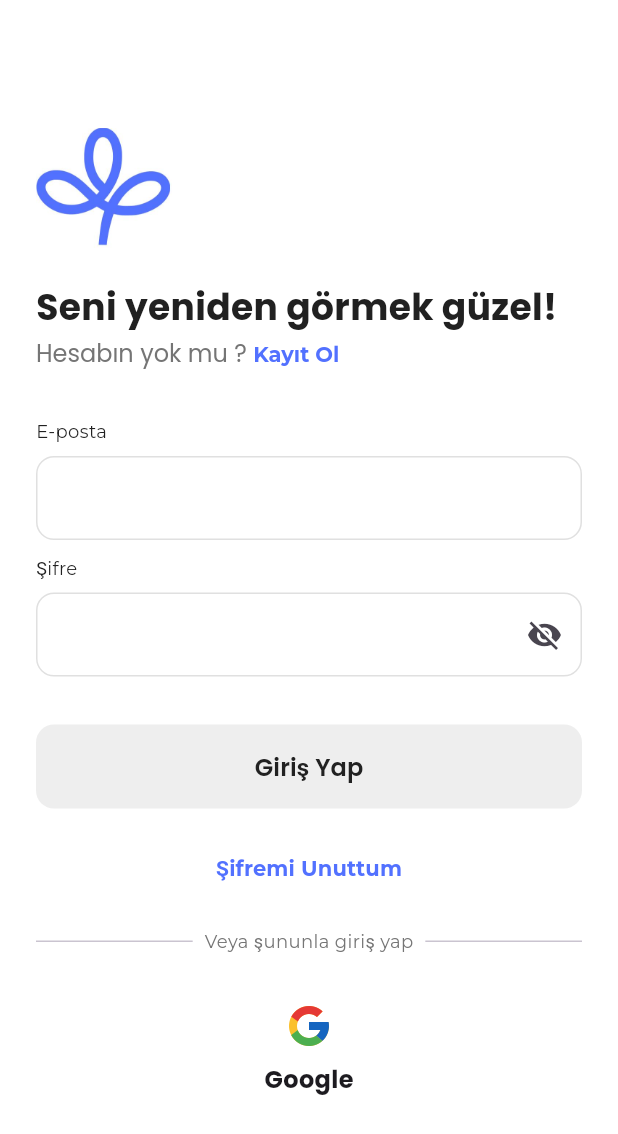
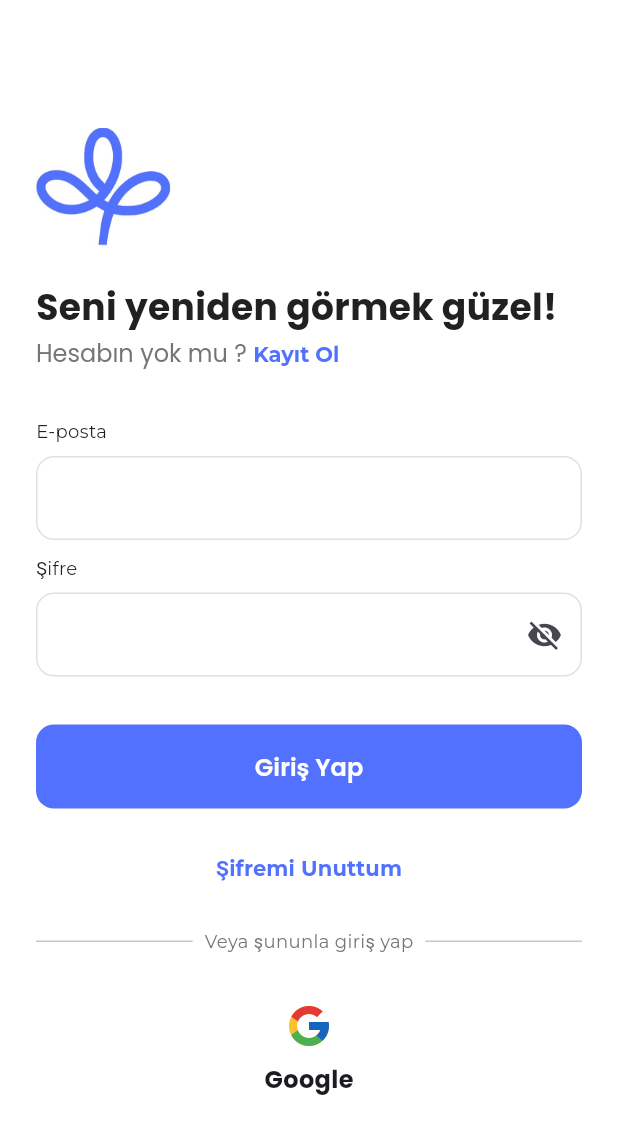
Before and after one commit to mustafazfr/Iris, a Flutter app: the screen it shows after launch, on a phone screen of 412 x 824 dp. Shown: the top 1134 px of the screen. Run offline on Flutter 3.47's test engine with Material 3 defaults, Android fonts, the phone set to English and light mode, and no system bars; our stand-ins replace cached_network_image, flutter_dotenv, geolocator, google_maps_flutter, supabase_flutter; accounts and stored records are empty.

Commit message:
bug fixed

```diff
--- a/lib/features/appointments/screens/salon_detail_screen.dart
+++ b/lib/features/appointments/screens/salon_detail_screen.dart
@@ -1180,7 +1180,7 @@ class _SalonDetailScreenState extends State<SalonDetailScreen> {
 
   // ---- ONAY POP-UP KODU (DEĞİŞTİRİLDİ) ----
   void _showConfirmationSheet(BuildContext context, SalonDetailViewModel viewModel) {
-    const primaryColor = Color(0xFF5A67D8);
+    const primaryColor = AppColors.primaryColor;
 
     showModalBottomSheet(
       context: context,
--- a/lib/features/auth/screens/home_page.dart
+++ b/lib/features/auth/screens/home_page.dart
@@ -179,15 +179,15 @@ class _HomePageState extends State<HomePage> {
                   child: ElevatedButton(
                     onPressed: _signIn,
                     style: ElevatedButton.styleFrom(
-                      backgroundColor: Colors.grey[200],
-                      foregroundColor: Colors.black87,
+                      backgroundColor: AppColors.primaryColor,
+                      foregroundColor: AppColors.primaryColor,
                       elevation: 0,
                       padding: const EdgeInsets.symmetric(vertical: 16),
                       shape: RoundedRectangleBorder(
                         borderRadius: BorderRadius.circular(12),
                       ),
                     ),
-                    child: Text('Giriş Yap', style: AppFonts.h6SemiBold(color: AppColors.textColorDark)),
+                    child: Text('Giriş Yap', style: AppFonts.h6SemiBold(color: Colors.white)),
                   ),
                 ),
                 const SizedBox(height: 16),
```
Also changed, not shown: 1 other file.
